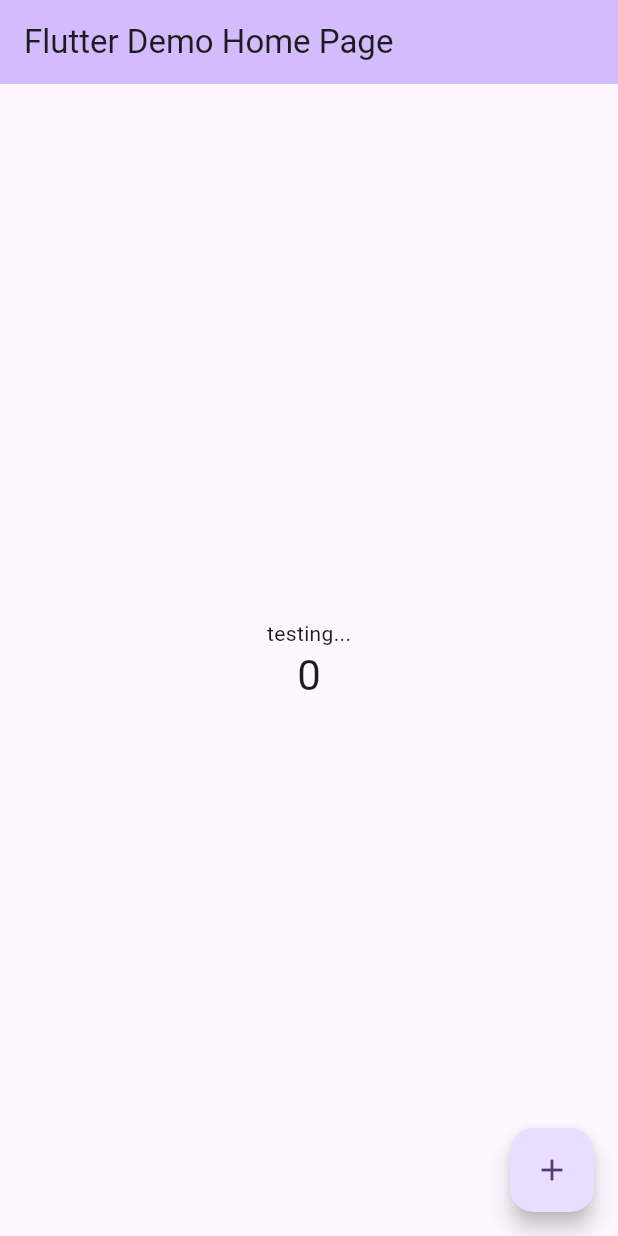
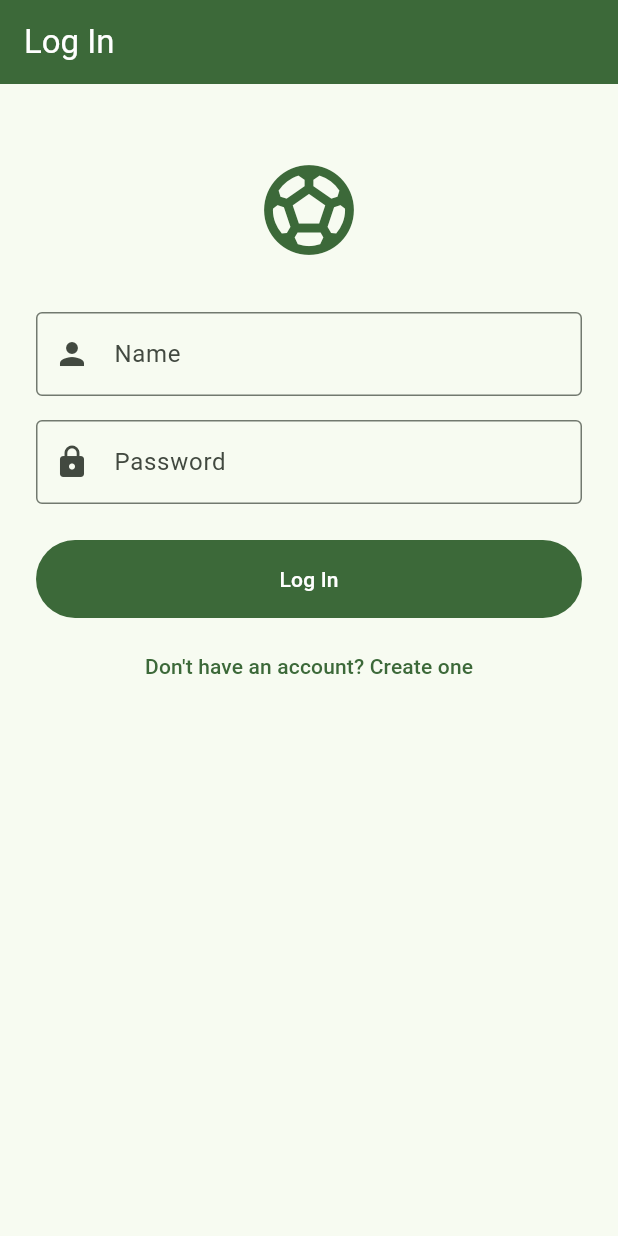
Before and after one commit to kn-dev-code/project-5, a Flutter app: the screen it shows after launch, on a phone screen of 412 x 824 dp. Run offline on Flutter 3.47's test engine with Material 3 defaults, Android fonts, the phone set to English and light mode, and no system bars.

Commit message:
Created homepage, login page, and account creation page. No functionality yet.

```diff
--- a/lib/main.dart
+++ b/lib/main.dart
@@ -1,122 +1,23 @@
 import 'package:flutter/material.dart';
 
+import 'screens/login_screen.dart';
+
 void main() {
-  runApp(const MyApp());
+  runApp(const FootballWinnerApp());
 }
 
-class MyApp extends StatelessWidget {
-  const MyApp({super.key});
+class FootballWinnerApp extends StatelessWidget {
+  const FootballWinnerApp({super.key});
 
-  // This widget is the root of your application.
   @override
   Widget build(BuildContext context) {
     return MaterialApp(
-      title: 'Flutter Demo',
+      title: 'Football Winner',
+      debugShowCheckedModeBanner: false,
       theme: ThemeData(
-        // This is the theme of your application.
-        //
-        // TRY THIS: Try running your application with "flutter run". You'll see
-        // the application has a purple toolbar. Then, without quitting the app,
-        // try changing the seedColor in the colorScheme below to Colors.green
-        // and then invoke "hot reload" (save your changes or press the "hot
-        // reload" button in a Flutter-supported IDE, or press "r" if you used
-        // the command line to start the app).
-        //
-        // Notice that the counter didn't reset back to zero; the application
-        // state is not lost during the reload. To reset the state, use hot
-        // restart instead.
-        //
-        // This works for code too, not just values: Most code changes can be
-        // tested with just a hot reload.
-        colorScheme: .fromSeed(seedColor: Colors.deepPurple),
+        colorScheme: ColorScheme.fromSeed(seedColor: Colors.green.shade800),
       ),
-      home: const MyHomePage(title: 'Flutter Demo Home Page'),
+      home: const LoginScreen(),
     );
   }
 }
-
-class MyHomePage extends StatefulWidget {
-  const MyHomePage({super.key, required this.title});
-
-  // This widget is the home page of your application. It is stateful, meaning
-  // that it has a State object (defined below) that contains fields that affect
-  // how it looks.
-
-  // This class is the configuration for the state. It holds the values (in this
-  // case the title) provided by the parent (in this case the App widget) and
-  // used by the build method of the State. Fields in a Widget subclass are
-  // always marked "final".
-
-  final String title;
-
-  @override
-  State<MyHomePage> createState() => _MyHomePageState();
-}
-
-class _MyHomePageState extends State<MyHomePage> {
-  int _counter = 0;
-
-  void _incrementCounter() {
-    setState(() {
-      // This call to setState tells the Flutter framework that something has
-      // changed in this State, which causes it to rerun the build method below
-      // so that the display can reflect the updated values. If we changed
-      // _counter without calling setState(), then the build method would not be
-      // called again, and so nothing would appear to happen.
-      _counter++;
-    });
-  }
-
-  @override
-  Widget build(BuildContext context) {
-    // This method is rerun every time setState is called, for instance as done
-    // by the _incrementCounter method above.
-    //
-    // The Flutter framework has been optimized to make rerunning build methods
-    // fast, so that you can just rebuild anything that needs updating rather
-    // than having to individually change instances of widgets.
-    return Scaffold(
-      appBar: AppBar(
-        // TRY THIS: Try changing the color here to a specific color (to
-        // Colors.amber, perhaps?) and trigger a hot reload to see the AppBar
-        // change color while the other colors stay the same.
-        backgroundColor: Theme.of(context).colorScheme.inversePrimary,
-        // Here we take the value from the MyHomePage object that was created by
-        // the App.build method, and use it to set our appbar title.
-        title: Text(widget.title),
-      ),
-      body: Center(
-        // Center is a layout widget. It takes a single child and positions it
-        // in the middle of the parent.
-        child: Column(
-          // Column is also a layout widget. It takes a list of children and
-          // arranges them vertically. By default, it sizes itself to fit its
-          // children horizontally, and tries to be as tall as its parent.
-          //
-          // Column has various properties to control how it sizes itself and
-          // how it positions its children. Here we use mainAxisAlignment to
-          // center the children vertically; the main axis here is the vertical
-          // axis because Columns are vertical (the cross axis would be
-          // horizontal).
-          //
-          // TRY THIS: Invoke "debug painting" (choose the "Toggle Debug Paint"
-          // action in the IDE, or press "p" in the console), to see the
-          // wireframe for each widget.
-          mainAxisAlignment: .center,
-          children: [
-            const Text('testing...'),
-            Text(
-              '$_counter',
-              style: Theme.of(context).textTheme.headlineMedium,
-            ),
-          ],
-        ),
-      ),
-      floatingActionButton: FloatingActionButton(
-        onPressed: _incrementCounter,
-        tooltip: 'Increment',
-        child: const Icon(Icons.add),
-      ),
-    );
-  }
-}
--- /dev/null
+++ b/lib/screens/login_screen.dart
@@ -0,0 +1,72 @@
+import 'package:flutter/material.dart';
+
+import 'create_account_screen.dart';
+import 'home_screen.dart';
+
+class LoginScreen extends StatelessWidget {
+  const LoginScreen({super.key});
+
+  @override
+  Widget build(BuildContext context) {
+    final colors = Theme.of(context).colorScheme;
+
+    return Scaffold(
+      appBar: AppBar(
+        title: const Text('Log In'),
+        backgroundColor: colors.primary,
+        foregroundColor: colors.onPrimary,
+      ),
+      body: SafeArea(
+        child: SingleChildScrollView(
+          padding: const EdgeInsets.all(24),
+          child: Column(
+            crossAxisAlignment: CrossAxisAlignment.stretch,
+            children: [
+              const SizedBox(height: 24),
+              Icon(Icons.sports_soccer, size: 72, color: colors.primary),
+              const SizedBox(height: 32),
+              const TextField(
+                decoration: InputDecoration(
+                  labelText: 'Name',
+                  prefixIcon: Icon(Icons.person),
+                  border: OutlineInputBorder(),
+                ),
+                textInputAction: TextInputAction.next,
+              ),
+              const SizedBox(height: 16),
+              const TextField(
+                decoration: InputDecoration(
+                  labelText: 'Password',
+                  prefixIcon: Icon(Icons.lock),
+                  border: OutlineInputBorder(),
+                ),
+                obscureText: true,
+              ),
+              const SizedBox(height: 24),
+              // TODO: authenticate before continuing. For now this only opens
+              // the homepage so it can be reached.
+              FilledButton(
+                onPressed: () => Navigator.of(context).pushReplacement(
+                  MaterialPageRoute(builder: (_) => const HomeScreen()),
+                ),
+                style: FilledButton.styleFrom(
+                  padding: const EdgeInsets.symmetric(vertical: 16),
+                ),
+                child: const Text('Log In'),
+              ),
+              const SizedBox(height: 8),
+              TextButton(
+                onPressed: () => Navigator.of(context).push(
+                  MaterialPageRoute(
+                    builder: (_) => const CreateAccountScreen(),
+                  ),
+                ),
+                child: const Text("Don't have an account? Create one"),
+              ),
+            ],
+          ),
+        ),
+      ),
+    );
+  }
+}
```
Also changed, not shown: lib/screens/create_account_screen.dart (added, +74 -0 lines), lib/screens/home_screen.dart (added, +58 -0 lines), 1 other file.
